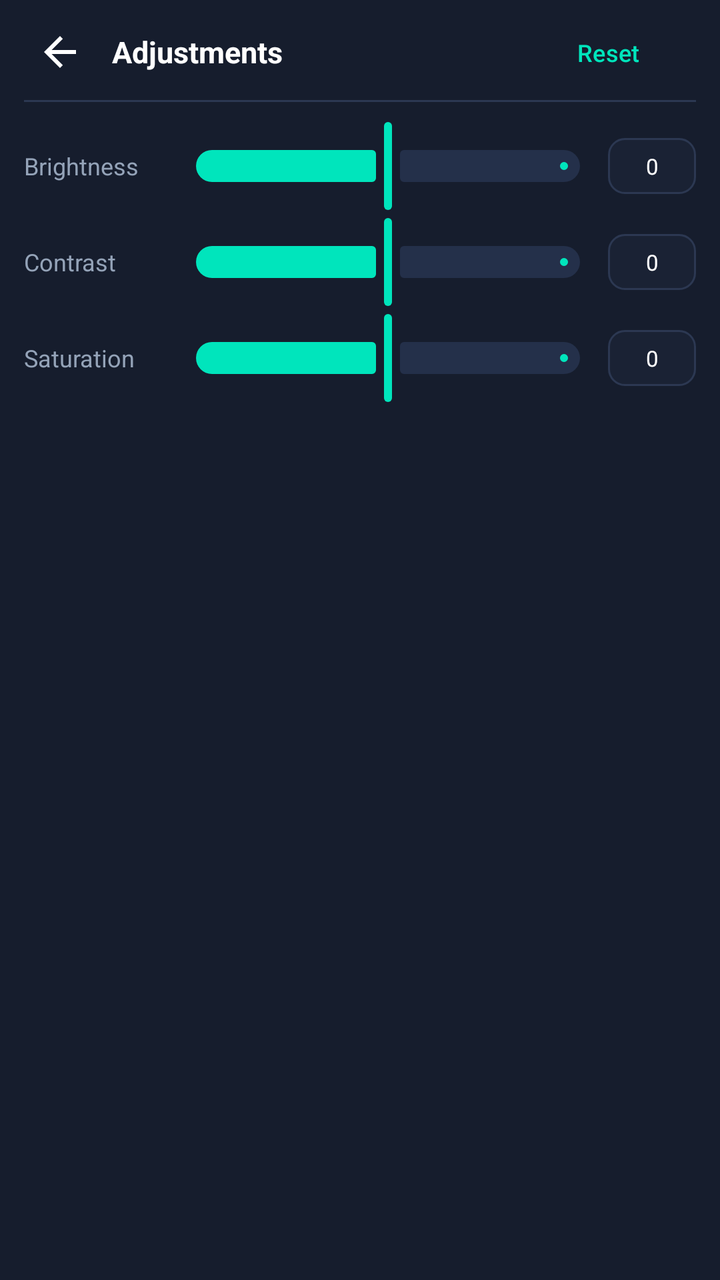
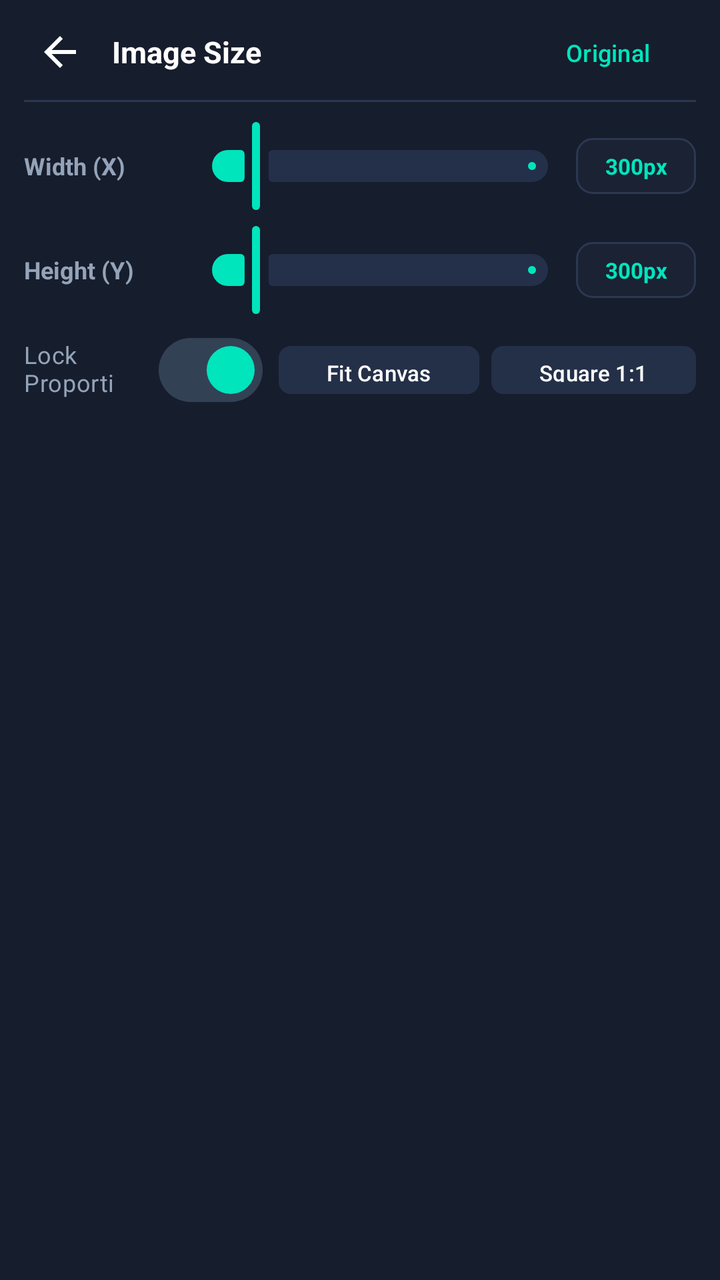

An Android layout rendered at two revisions. The XML below is the earlier revision; the diff shows what the commit changed to produce the second picture.
<!-- AndroidManifest.xml: application theme Theme.PixelEditor -->
<!-- res/layout/panel_photo_adjust.xml -->
<?xml version="1.0" encoding="utf-8"?>
<LinearLayout xmlns:android="http://schemas.android.com/apk/res/android"
    xmlns:app="http://schemas.android.com/apk/res-auto"
    android:id="@+id/panelPhotoAdjust"
    android:layout_width="match_parent"
    android:layout_height="wrap_content"
    android:background="@color/pe_surface_panel"
    android:orientation="vertical"
    android:paddingStart="12dp"
    android:paddingTop="6dp"
    android:paddingEnd="12dp"
    android:paddingBottom="12dp">

    
    <LinearLayout
        android:layout_width="match_parent"
        android:layout_height="40dp"
        android:gravity="center_vertical"
        android:orientation="horizontal">

        <ImageButton
            android:id="@+id/btnBackFromAdjust"
            android:layout_width="36dp"
            android:layout_height="36dp"
            android:background="?attr/selectableItemBackgroundBorderless"
            android:src="@drawable/ic_pe_back"
            app:tint="@color/pe_text_primary" />

        <TextView
            android:layout_width="0dp"
            android:layout_height="wrap_content"
            android:layout_marginStart="8dp"
            android:layout_weight="1"
            android:text="@string/tool_adjust_photo"
            android:textColor="@color/pe_text_primary"
            android:textSize="15sp"
            android:textStyle="bold" />

        <com.google.android.material.button.MaterialButton
            android:id="@+id/btnResetAdjustments"
            style="@style/Widget.Material3.Button.TextButton"
            android:layout_width="wrap_content"
            android:layout_height="36dp"
            android:text="Reset"
            android:textColor="@color/pe_accent_mint"
            android:textSize="12sp" />
    </LinearLayout>

    <View
        android:layout_width="match_parent"
        android:layout_height="1dp"
        android:layout_marginTop="4dp"
        android:layout_marginBottom="8dp"
        android:background="@color/pe_border" />

    
    <LinearLayout
        android:layout_width="match_parent"
        android:layout_height="wrap_content"
        android:gravity="center_vertical"
        android:orientation="horizontal">

        <TextView
            android:layout_width="72dp"
            android:layout_height="wrap_content"
            android:text="Brightness"
            android:textColor="@color/pe_text_secondary"
            android:textSize="12sp" />

        <com.google.android.material.slider.Slider
            android:id="@+id/sliderBrightness"
            style="@style/Widget.PixelEditor.Slider"
            android:layout_width="0dp"
            android:layout_height="wrap_content"
            android:layout_weight="1"
            android:valueFrom="-100"
            android:valueTo="100"
            android:value="0" />

        <TextView
            android:id="@+id/tvBrightnessVal"
            android:layout_width="44dp"
            android:layout_height="28dp"
            android:background="@drawable/bg_input_box"
            android:gravity="center"
            android:text="0"
            android:textColor="@color/pe_text_primary"
            android:textSize="11sp" />
    </LinearLayout>

    
    <LinearLayout
        android:layout_width="match_parent"
        android:layout_height="wrap_content"
        android:gravity="center_vertical"
        android:orientation="horizontal">

        <TextView
            android:layout_width="72dp"
            android:layout_height="wrap_content"
            android:text="Contrast"
            android:textColor="@color/pe_text_secondary"
            android:textSize="12sp" />

        <com.google.android.material.slider.Slider
            android:id="@+id/sliderContrast"
            style="@style/Widget.PixelEditor.Slider"
            android:layout_width="0dp"
            android:layout_height="wrap_content"
            android:layout_weight="1"
            android:valueFrom="-100"
            android:valueTo="100"
            android:value="0" />

        <TextView
            android:id="@+id/tvContrastVal"
            android:layout_width="44dp"
            android:layout_height="28dp"
            android:background="@drawable/bg_input_box"
            android:gravity="center"
            android:text="0"
            android:textColor="@color/pe_text_primary"
            android:textSize="11sp" />
    </LinearLayout>

    
    <LinearLayout
        android:layout_width="match_parent"
        android:layout_height="wrap_content"
        android:gravity="center_vertical"
        android:orientation="horizontal">

        <TextView
            android:layout_width="72dp"
            android:layout_height="wrap_content"
            android:text="Saturation"
            android:textColor="@color/pe_text_secondary"
            android:textSize="12sp" />

        <com.google.android.material.slider.Slider
            android:id="@+id/sliderSaturation"
            style="@style/Widget.PixelEditor.Slider"
            android:layout_width="0dp"
            android:layout_height="wrap_content"
            android:layout_weight="1"
            android:valueFrom="-100"
            android:valueTo="100"
            android:value="0" />

        <TextView
            android:id="@+id/tvSaturationVal"
            android:layout_width="44dp"
            android:layout_height="28dp"
            android:background="@drawable/bg_input_box"
            android:gravity="center"
            android:text="0"
            android:textColor="@color/pe_text_primary"
            android:textSize="11sp" />
    </LinearLayout>
</LinearLayout>
<!-- resources referenced by this layout -->
<resources>
  <color name="pe_accent_mint">#00E5BC</color>
  <color name="pe_border">#2C3852</color>
  <color name="pe_surface_panel">#161D2D</color>
  <color name="pe_text_primary">#FFFFFF</color>
  <color name="pe_text_secondary">#94A3B8</color>
  <!-- drawable bg_input_box (drawable) -->
  <?xml version="1.0" encoding="utf-8"?>
  <shape xmlns:android="http://schemas.android.com/apk/res/android"
      android:shape="rectangle">
      <solid android:color="@color/pe_surface_input"/>
      <stroke android:width="1dp" android:color="@color/pe_border"/>
      <corners android:radius="8dp"/>
  </shape>
  <!-- drawable ic_pe_back (drawable) -->
  <vector xmlns:android="http://schemas.android.com/apk/res/android"
      android:width="24dp"
      android:height="24dp"
      android:viewportWidth="24"
      android:viewportHeight="24">
      <path
          android:fillColor="@color/pe_text_primary"
          android:pathData="M20,11H7.83l5.59,-5.59L12,4l-8,8 8,8 1.41,-1.41L7.83,13H20v-2z"/>
  </vector>
  <string name="tool_adjust_photo">Adjustments</string>
  <style name="Widget.PixelEditor.Slider" parent="Widget.Material3.Slider">
          <item name="thumbColor">@color/pe_accent_mint</item>
          <item name="trackColorActive">@color/pe_accent_mint</item>
          <item name="trackColorInactive">@color/pe_surface_card</item>
          <item name="haloColor">#3300E5BC</item>
      </style>
  <style name="Theme.PixelEditor" parent="Theme.Material3.Dark.NoActionBar">
          
          <item name="colorPrimary">@color/pe_accent_mint</item>
          <item name="colorOnPrimary">@color/pe_m3_on_primary</item>
          <item name="colorPrimaryContainer">@color/pe_m3_primary_container</item>
          <item name="colorOnPrimaryContainer">@color/pe_m3_on_primary_container</item>
  
          <item name="colorSecondary">@color/pe_accent_cyan</item>
          <item name="colorTertiary">@color/pe_accent_purple</item>
  
          
          <item name="android:colorBackground">@color/pe_bg_canvas_workspace</item>
          <item name="colorSurface">@color/pe_surface_panel</item>
          <item name="colorOnSurface">@color/pe_text_primary</item>
          <item name="colorSurfaceVariant">@color/pe_surface_panel_elevated</item>
          <item name="colorOnSurfaceVariant">@color/pe_text_secondary</item>
  
          <item name="colorOutline">@color/pe_border</item>
  
          
          <item name="android:statusBarColor">@android:color/transparent</item>
          <item name="android:navigationBarColor">@android:color/transparent</item>
          <item name="android:windowDrawsSystemBarBackgrounds">true</item>
          <item name="android:windowLightStatusBar">false</item>
          <item name="android:windowLightNavigationBar" tools:targetApi="27">false</item>
      </style>
  <color name="pe_surface_input">#1A2234</color>
  <color name="pe_surface_card">#24304A</color>
  <color name="pe_m3_on_primary">#00382B</color>
  <color name="pe_m3_primary_container">#00513F</color>
  <color name="pe_m3_on_primary_container">#73FCD4</color>
  <color name="pe_accent_cyan">#00D2FF</color>
  <color name="pe_accent_purple">#7F5AF0</color>
  <color name="pe_bg_canvas_workspace">#0F1320</color>
  <color name="pe_surface_panel_elevated">#1E273C</color>
</resources>

<!-- the commit's change to res/layout/panel_photo_adjust.xml (unified diff, before → after) -->
@@ -27,11 +27,12 @@
             app:tint="@color/pe_text_primary" />
 
         <TextView
+            android:id="@+id/tvPhotoSizeHeader"
             android:layout_width="0dp"
             android:layout_height="wrap_content"
             android:layout_marginStart="8dp"
             android:layout_weight="1"
-            android:text="@string/tool_adjust_photo"
+            android:text="Image Size"
             android:textColor="@color/pe_text_primary"
             android:textSize="15sp"
             android:textStyle="bold" />
@@ -41,7 +42,7 @@
             style="@style/Widget.Material3.Button.TextButton"
             android:layout_width="wrap_content"
             android:layout_height="36dp"
-            android:text="Reset"
+            android:text="Original"
             android:textColor="@color/pe_accent_mint"
             android:textSize="12sp" />
     </LinearLayout>
@@ -61,100 +62,119 @@
         android:orientation="horizontal">
 
         <TextView
-            android:layout_width="72dp"
+            android:layout_width="80dp"
             android:layout_height="wrap_content"
-            android:text="Brightness"
+            android:text="Width (X)"
             android:textColor="@color/pe_text_secondary"
-            android:textSize="12sp" />
+            android:textSize="12sp"
+            android:textStyle="bold" />
 
         <com.google.android.material.slider.Slider
-            android:id="@+id/sliderBrightness"
+            android:id="@+id/sliderPhotoWidth"
             style="@style/Widget.PixelEditor.Slider"
             android:layout_width="0dp"
             android:layout_height="wrap_content"
             android:layout_weight="1"
-            android:valueFrom="-100"
-            android:valueTo="100"
-            android:value="0" />
+            android:valueFrom="20"
+            android:valueTo="3000"
+            android:value="300" />
 
         <TextView
-            android:id="@+id/tvBrightnessVal"
-            android:layout_width="44dp"
+            android:id="@+id/tvPhotoWidthVal"
+            android:layout_width="60dp"
             android:layout_height="28dp"
             android:background="@drawable/bg_input_box"
             android:gravity="center"
-            android:text="0"
-            android:textColor="@color/pe_text_primary"
-            android:textSize="11sp" />
+            android:text="300px"
+            android:textColor="@color/pe_accent_mint"
+            android:textSize="11sp"
+            android:textStyle="bold" />
     </LinearLayout>
 
     
     <LinearLayout
         android:layout_width="match_parent"
         android:layout_height="wrap_content"
+        android:layout_marginTop="4dp"
         android:gravity="center_vertical"
         android:orientation="horizontal">
 
         <TextView
-            android:layout_width="72dp"
+            android:layout_width="80dp"
             android:layout_height="wrap_content"
-            android:text="Contrast"
+            android:text="Height (Y)"
             android:textColor="@color/pe_text_secondary"
-            android:textSize="12sp" />
+            android:textSize="12sp"
+            android:textStyle="bold" />
 
         <com.google.android.material.slider.Slider
-            android:id="@+id/sliderContrast"
+            android:id="@+id/sliderPhotoHeight"
             style="@style/Widget.PixelEditor.Slider"
             android:layout_width="0dp"
             android:layout_height="wrap_content"
             android:layout_weight="1"
-            android:valueFrom="-100"
-            android:valueTo="100"
-            android:value="0" />
+            android:valueFrom="20"
+            android:valueTo="3000"
+            android:value="300" />
 
         <TextView
-            android:id="@+id/tvContrastVal"
-            android:layout_width="44dp"
+            android:id="@+id/tvPhotoHeightVal"
+            android:layout_width="60dp"
             android:layout_height="28dp"
             android:background="@drawable/bg_input_box"
             android:gravity="center"
-            android:text="0"
-            android:textColor="@color/pe_text_primary"
-            android:textSize="11sp" />
+            android:text="300px"
+            android:textColor="@color/pe_accent_mint"
+            android:textSize="11sp"
+            android:textStyle="bold" />
     </LinearLayout>
 
     
     <LinearLayout
         android:layout_width="match_parent"
         android:layout_height="wrap_content"
+        android:layout_marginTop="10dp"
         android:gravity="center_vertical"
         android:orientation="horizontal">
 
-        <TextView
-            android:layout_width="72dp"
-            android:layout_height="wrap_content"
-            android:text="Saturation"
+        <com.google.android.material.materialswitch.MaterialSwitch
+            android:id="@+id/switchPhotoAspectLock"
+            android:layout_width="0dp"
+            android:layout_height="32dp"
+            android:layout_weight="1"
+            android:checked="true"
+            android:text="Lock Proportions"
             android:textColor="@color/pe_text_secondary"
-            android:textSize="12sp" />
+            android:textSize="12sp"
+            app:thumbTint="@color/pe_accent_mint"
+            app:trackTint="#334155" />
 
-        <com.google.android.material.slider.Slider
-            android:id="@+id/sliderSaturation"
-            style="@style/Widget.PixelEditor.Slider"
-            android:layout_width="0dp"
-            android:layout_height="wrap_content"
-            android:layout_weight="1"
-            android:valueFrom="-100"
-            android:valueTo="100"
-            android:value="0" />
+        <com.google.android.material.button.MaterialButton
+            android:id="@+id/btnPhotoMatchCanvas"
+            style="@style/Widget.Material3.Button.TonalButton"
+            android:layout_width="wrap_content"
+            android:layout_height="32dp"
+            android:layout_marginStart="8dp"
+            android:paddingStart="10dp"
+            android:paddingEnd="10dp"
+            android:text="Fit Canvas"
+            android:textColor="@color/pe_text_primary"
+            android:textSize="11sp"
+            app:backgroundTint="#243048"
+            app:cornerRadius="6dp" />
 
-        <TextView
-            android:id="@+id/tvSaturationVal"
-            android:layout_width="44dp"
-            android:layout_height="28dp"
-            android:background="@drawable/bg_input_box"
-            android:gravity="center"
-            android:text="0"
+        <com.google.android.material.button.MaterialButton
+            android:id="@+id/btnPhotoSquare"
+            style="@style/Widget.Material3.Button.TonalButton"
+            android:layout_width="wrap_content"
+            android:layout_height="32dp"
+            android:layout_marginStart="6dp"
+            android:paddingStart="10dp"
+            android:paddingEnd="10dp"
+            android:text="Square 1:1"
             android:textColor="@color/pe_text_primary"
-            android:textSize="11sp" />
+            android:textSize="11sp"
+            app:backgroundTint="#243048"
+            app:cornerRadius="6dp" />
     </LinearLayout>
 </LinearLayout>
<!-- resource entries referenced after the edit -->
@@ -23,7 +23,6 @@
           android:fillColor="@color/pe_text_primary"
           android:pathData="M20,11H7.83l5.59,-5.59L12,4l-8,8 8,8 1.41,-1.41L7.83,13H20v-2z"/>
   </vector>
-  <string name="tool_adjust_photo">Adjustments</string>
   <style name="Widget.PixelEditor.Slider" parent="Widget.Material3.Slider">
           <item name="thumbColor">@color/pe_accent_mint</item>
           <item name="trackColorActive">@color/pe_accent_mint</item>
